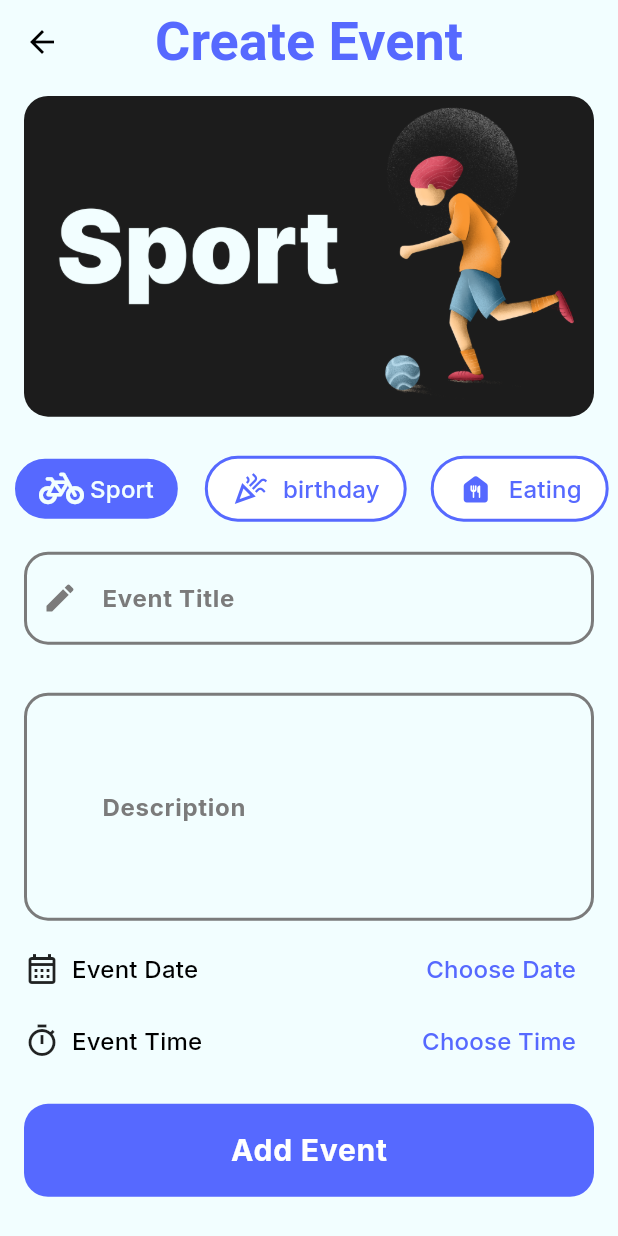
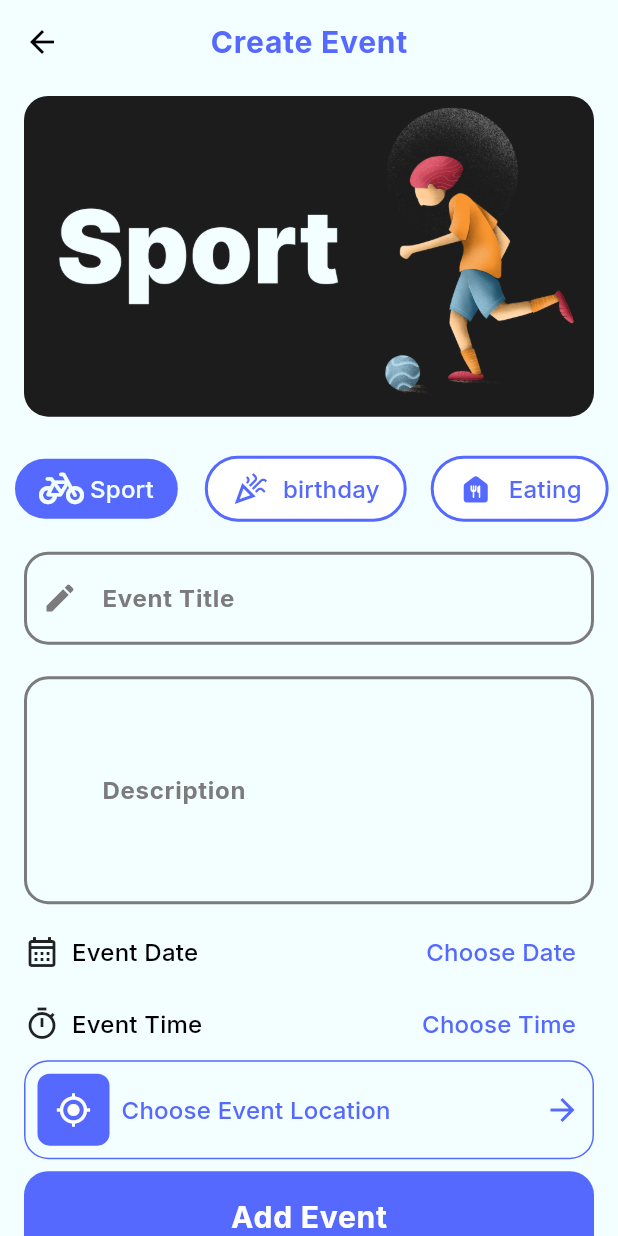
Before and after one commit to AbdelfattahSultan/evently_app, a Flutter app: the HomeScreen screen opened by its route, item 2 of the bottom bar chosen, after a tap on the "add" icon, on a phone screen of 412 x 824 dp. Run offline on Flutter 3.47's test engine with Material 3 defaults, Android fonts, the phone set to English and light mode, and no system bars; our stand-ins replace animated_toggle_switch, cloud_firestore, firebase_auth, firebase_core, flutter_svg, geocoding and 4 more; accounts and stored records are empty.

Commit message:
feat: integrate Google Maps for event location selection and update event model

```diff
--- a/lib/core/routes/routes.dart
+++ b/lib/core/routes/routes.dart
@@ -8,6 +8,10 @@ class Routes {
   static const String register = '/register';
   static const String home = '/home';
   static const String createEvent = '/createEvent';
+  static const String chooseLocation = '/ChooseLocation';
+
+
+
 
 
 
--- a/lib/db/model/Event.dart
+++ b/lib/db/model/Event.dart
@@ -1,4 +1,5 @@
 import 'package:evently_app/core/design/app_images.dart';
+import 'package:google_maps_flutter/google_maps_flutter.dart';
 
 class Event {
   String? id;
@@ -10,6 +11,7 @@ class Event {
   DateTime? timeOfDay;
   DateTime? dateTime;
   bool isFavorite = false;
+  LatLng? location;
 
   Event({
     this.id,
@@ -20,6 +22,7 @@ class Event {
     this.dateTime,
     this.image,
     this.description,
+    this.location,
   });
 
   Map<String, dynamic> toMap() {
@@ -32,6 +35,8 @@ class Event {
       "description": description,
       "timeOfDay": timeOfDay?.microsecondsSinceEpoch,
       "dateTime": dateTime?.microsecondsSinceEpoch,
+      "lat": location?.latitude,
+      "lng": location?.longitude,
     };
   }
 
@@ -45,6 +50,9 @@ class Event {
       description: map?["description"],
       timeOfDay: DateTime.fromMicrosecondsSinceEpoch(map?["timeOfDay"]),
       dateTime: DateTime.fromMicrosecondsSinceEpoch(map?["dateTime"]),
+      location: (map?["lat"] != null && map?["lng"] != null)
+          ? LatLng((map?["lat"]).toDouble(), (map?["lng"]).toDouble())
+          : null,
     );
   }
 
--- a/lib/screens/home/Tabs/createEvent/createEvent.dart
+++ b/lib/screens/home/Tabs/createEvent/createEvent.dart
@@ -8,7 +8,9 @@ import 'package:evently_app/db/EventDao.dart';
 import 'package:evently_app/db/model/CatgoryModel.dart';
 import 'package:evently_app/db/model/Event.dart';
 import 'package:evently_app/provider/AuthProvider.dart';
+import 'package:evently_app/screens/home/Tabs/createEvent/ChooseLocation.dart';
 import 'package:flutter/material.dart';
+import 'package:google_maps_flutter/google_maps_flutter.dart';
 import 'package:provider/provider.dart';
 
 class CreateEvent extends StatefulWidget {
@@ -22,6 +24,9 @@ class _CreateEventState extends State<CreateEvent> {
   TextEditingController titleController = TextEditingController();
   TextEditingController descriptionController = TextEditingController();
 
+  LatLng? selectedLocation;
+  String? selectedLocationName;
+
   var formKey = GlobalKey<FormState>();
 
   CategoryModel categoryModel = CategoryModel.categories[0];
@@ -31,8 +36,11 @@ class _CreateEventState extends State<CreateEvent> {
   Widget build(BuildContext context) {
     return Scaffold(
       resizeToAvoidBottomInset: false,
-      appBar: AppBar(title: Text('Create Event')),
-      body: Container(
+      appBar: AppBar(
+        title: Text('Create Event', style: context.fonts.bodyLarge),
+      ),
+      body: SingleChildScrollView(
+        child: Container(
           padding: EdgeInsets.symmetric(vertical: 8),
           child: Form(
             key: formKey,
@@ -70,7 +78,7 @@ class _CreateEventState extends State<CreateEvent> {
                   },
                   controller: titleController,
                 ),
-              SizedBox(height: 16),
+                SizedBox(height: 5),
                 CustomTextFiled(
                   controller: descriptionController,
                   label: "Description",
@@ -82,9 +90,6 @@ class _CreateEventState extends State<CreateEvent> {
                   },
                   maxLines: 4,
                 ),
-              SingleChildScrollView(
-                child: Column(
-                  children: [
                 Column(
                   crossAxisAlignment: CrossAxisAlignment.stretch,
                   children: [
@@ -99,9 +104,7 @@ class _CreateEventState extends State<CreateEvent> {
                               SizedBox(width: 8),
                               Text(
                                 "Event Date",
-                                    style: Theme.of(
-                                      context,
-                                    ).textTheme.titleMedium,
+                                style: Theme.of(context).textTheme.titleMedium,
                               ),
                             ],
                           ),
@@ -137,9 +140,7 @@ class _CreateEventState extends State<CreateEvent> {
                               SizedBox(width: 8),
                               Text(
                                 "Event Time",
-                                    style: Theme.of(
-                                      context,
-                                    ).textTheme.titleMedium,
+                                style: Theme.of(context).textTheme.titleMedium,
                               ),
                             ],
                           ),
@@ -162,20 +163,73 @@ class _CreateEventState extends State<CreateEvent> {
                         ],
                       ),
                     ),
+                    InkWell(
+                      onTap: () async {
+                        final result = await Navigator.push(
+                          context,
+                          MaterialPageRoute(
+                            builder: (context) => ChooseLocation(),
+                          ),
+                        );
+                        if (result != null) {
+                          setState(() {
+                            selectedLocation = result['latLng'];
+                            selectedLocationName = result['address'];
+                          });
+                        }
+                      },
+                      child: Container(
+                        margin: EdgeInsets.symmetric(horizontal: 16),
+                        padding: EdgeInsets.all(8),
+                        decoration: BoxDecoration(
+                          border: Border.all(color: AppColors.primary),
+                          borderRadius: BorderRadius.circular(16),
+                        ),
+                        child: Row(
+                          mainAxisAlignment: MainAxisAlignment.spaceBetween,
+                          children: [
+                            Row(
+                              children: [
+                                Container(
+                                  padding: EdgeInsets.all(12),
+                                  decoration: BoxDecoration(
+                                    borderRadius: BorderRadius.circular(8),
+                                    color: context.colors.primary,
+                                  ),
+                                  child: Icon(
+                                    Icons.gps_fixed_outlined,
+                                    color: Colors.white,
+                                  ),
+                                ),
+                                SizedBox(width: 8),
+                                Text(
+                                  selectedLocationName == null
+                                      ? "Choose Event Location"
+                                      : selectedLocationName ?? '',
+                                  style: context.fonts.titleMedium?.copyWith(
+                                    color: context.colors.primary,
+                                  ),
+                                ),
                               ],
+                            ),
+                            Icon(
+                              Icons.arrow_forward,
+                              color: context.colors.primary,
                             ),
                           ],
                         ),
                       ),
-              Spacer(),
+                    ),
                     CustomButton(
                       onTap: () {
                         createEvent();
                       },
                       content: "Add Event",
                     ),
-              Spacer(),
                   ],
+                ),
+              ],
+            ),
           ),
         ),
       ),
@@ -236,9 +290,10 @@ class _CreateEventState extends State<CreateEvent> {
       timeOfDay: selectedTime?.toDateTime(),
       categoryId: CategoryModel.categories[selectedCategoryIndex].id,
       creatorUserId: userProvider.getUser()?.id,
+      location: selectedLocation,
     );
 
-    context.showLoadingDialog(message: "Creating Event",isDismissible: false);
+    context.showLoadingDialog(message: "Creating Event", isDismissible: false);
     await EventDao.addEvent(event);
 
     Navigator.pop(context);
--- a/lib/screens/home/Tabs/homeTab/HomeTab.dart
+++ b/lib/screens/home/Tabs/homeTab/HomeTab.dart
@@ -1,4 +1,3 @@
-
 import 'package:evently_app/Extensions/AppExtensions.dart';
 import 'package:evently_app/common/CustomTabBar.dart';
 import 'package:evently_app/core/design/app_colors.dart';
@@ -74,14 +73,14 @@ class _HomeTabState extends State<HomeTab> {
               }
               var events = snapshot.data;
 
-              if (events == null || events.isEmpty==true) {
+              if (events == null || events.isEmpty == true) {
                 return Center(
                   child: Center(
                     child: Text(
                       "No events found",
                       style: context.fonts.titleLarge?.copyWith(
                         color: AppColors.primary,
-                        fontSize: 16
+                        fontSize: 16,
                       ),
                     ),
                   ),
@@ -98,7 +97,7 @@ class _HomeTabState extends State<HomeTab> {
                     events[index].isFavorite = isFavorite;
                     return EventCard(eventModel: events[index]);
                   },
-                  itemCount: events.length ?? 0,
+                  itemCount: events.length ,
                 ),
               );
             },
--- a/lib/screens/home/Tabs/map/Maps.dart
+++ b/lib/screens/home/Tabs/map/Maps.dart
@@ -1,13 +1,66 @@
+import 'package:evently_app/db/EventDao.dart';
 import 'package:flutter/material.dart';
+import 'package:flutter/services.dart';
+import 'package:google_maps_flutter/google_maps_flutter.dart';
 
-class Maps extends StatelessWidget {
-
+class Maps extends StatefulWidget {
   const Maps({super.key});
 
   @override
+  State<Maps> createState() => _MapsState();
+}
+
+class _MapsState extends State<Maps> {
+  @override
+  void initState() {
+    super.initState();
+    setMapStyle();
+    loadEventMarkers();
+  }
+
+  @override
   Widget build(BuildContext context) {
-    return const Placeholder(
-      color: Colors.amber,
+    return Scaffold(
+      body: GoogleMap(
+        initialCameraPosition: CameraPosition(
+          target: LatLng(30.047378935281518, 31.234088434423573),
+          zoom: 10,
+        ),
+        style: _style,
+        markers: _markers,
+      ),
     );
   }
+
+  String? _style;
+   Set<Marker> _markers = {};
+  Future<void> setMapStyle() async {
+    final String style = await rootBundle.loadString(
+      "assets/mapStyle/MapDark.json",
+    );
+    setState(() {
+      _style = style;
+    });
+  }
+
+  Future<void> loadEventMarkers() async {
+    final events = await EventDao.getEvents(null);
+    Set<Marker> markers = events
+        .where((event) => event.location != null)
+        .map(
+          (event) => Marker(
+            markerId: MarkerId(event.id!),
+            position: event.location!,
+            infoWindow: InfoWindow(
+              title: event.title,
+              snippet: event.description,
+            ),
+          ),
+        )
+        .toSet();
+
+    setState(() {
+      _markers = markers;
+    });
+  }
 }
--- a/pubspec.yaml
+++ b/pubspec.yaml
@@ -45,6 +45,8 @@ dependencies:
   firebase_auth: ^6.1.0
   cloud_firestore: ^6.0.2
   flutter_svg: ^2.2.1
+  google_maps_flutter: ^2.13.1
+  geocoding: ^4.0.0
 
 dev_dependencies:
   flutter_test:
@@ -73,6 +75,7 @@ flutter:
   assets:
       - assets/images/
       - assets/icon/
+      - assets/mapStyle/
 
   #   - images/a_dot_ham.jpeg
 
```
Also changed, not shown: assets/mapStyle/MapDark.json (added, +161 -0 lines), lib/screens/home/Tabs/createEvent/ChooseLocation.dart (added, +92 -0 lines), pubspec.lock, 2 other files. Lines whose indentation alone changed are shown as unchanged.
